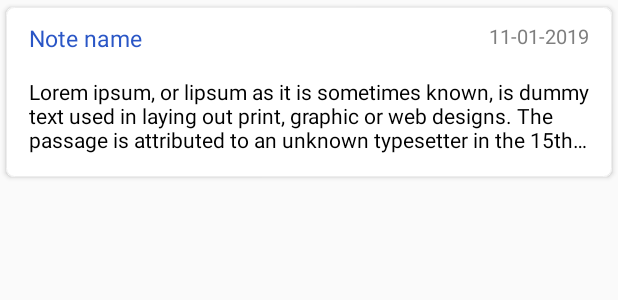
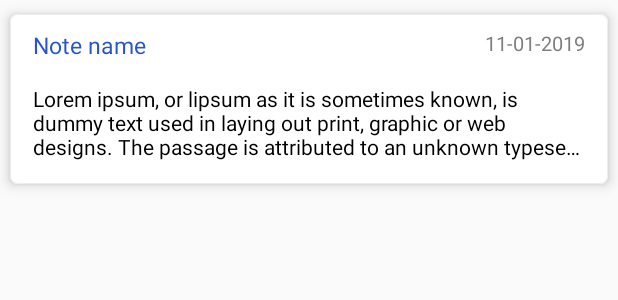
Before and after one commit to muhdsaneef/notesapp, an Android app: the layout item_note.xml on its own in the app's theme, with its tools: preview values and no code run, on a phone screen of 412 x 824 dp. Shown: the top 300 px of the screen. Run offline under Robolectric (Android 15) with nearby library versions, the phone set to English and light mode, and no system bars.

```diff
--- a/app/src/main/AndroidManifest.xml
+++ b/app/src/main/AndroidManifest.xml
@@ -11,14 +11,12 @@
             android:supportsRtl="true"
             android:theme="@style/AppTheme"
             tools:ignore="GoogleAppIndexingWarning">
-        <activity android:name=".activities.BaseActivity">
-        </activity>
         <activity
                 android:name=".activities.NotesEditActivity"
                 android:configChanges="orientation|screenSize|keyboard|locale"
                 android:screenOrientation="portrait"
                 android:theme="@style/AppTheme.NoActionBar"
-                android:windowSoftInputMode="adjustPan">
+                android:windowSoftInputMode="adjustResize">
         </activity>
         <activity
                 android:name=".activities.MainActivity"
--- a/app/src/main/res/layout/activity_notes_edit.xml
+++ b/app/src/main/res/layout/activity_notes_edit.xml
@@ -56,7 +56,6 @@
                     android:gravity="start"
                     android:inputType="textMultiLine"
                     android:text="@{noteObj.noteContent}"
-                    android:lines="30"
                     android:background="@null"/>
 
         </ScrollView>
--- a/app/src/main/res/layout/item_note.xml
+++ b/app/src/main/res/layout/item_note.xml
@@ -10,8 +10,7 @@
 
     <android.support.constraint.ConstraintLayout
             android:layout_width="match_parent"
-            android:layout_height="wrap_content"
-            android:paddingBottom="@dimen/dimen15">
+            android:layout_height="wrap_content">
 
         <android.support.v7.widget.CardView
                 android:layout_width="match_parent"
@@ -20,7 +19,7 @@
                 app:layout_constraintTop_toTopOf="parent"
                 app:layout_constraintStart_toStartOf="parent"
                 app:layout_constraintBottom_toBottomOf="parent"
-                app:cardElevation="2dp"
+                app:cardElevation="5dp"
                 app:cardUseCompatPadding="true"
                 app:cardCornerRadius="@dimen/dimen5">
 
```
